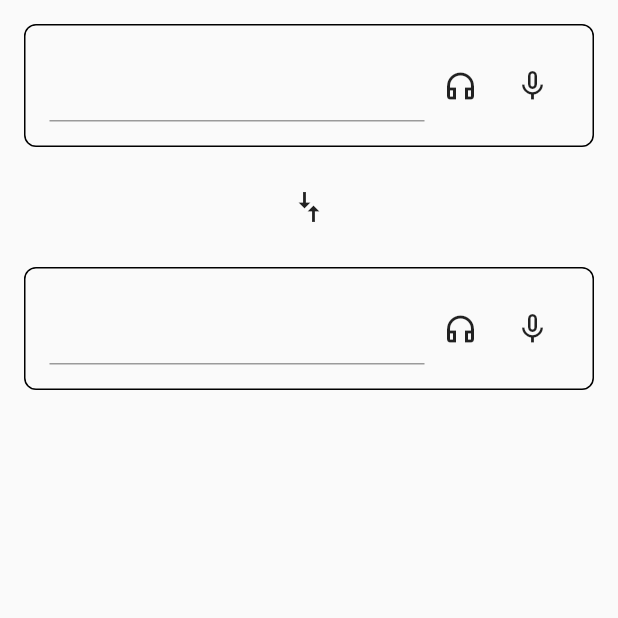
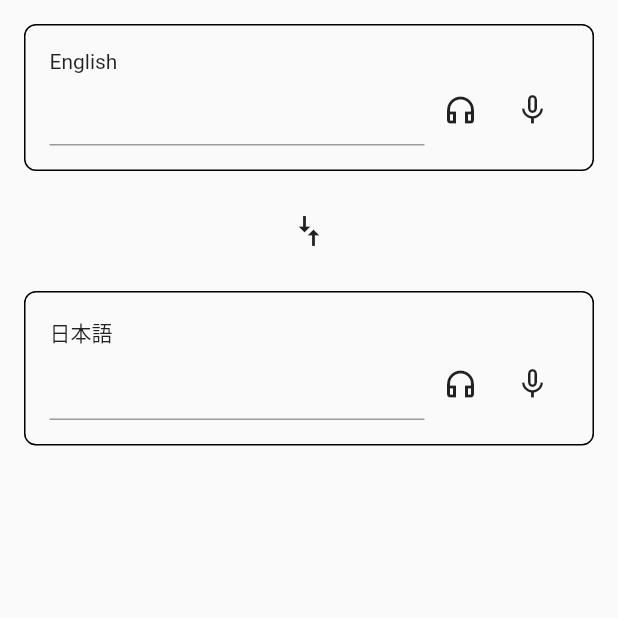
Before and after one commit to KobayashiYoh/mobile_translation_app, a Flutter app: the screen it shows after launch, on a phone screen of 412 x 824 dp, the top half of it. Run offline on Flutter 3.47's test engine with Material 2 defaults, Android fonts, the phone set to English and light mode, and no system bars.

Commit message:
言語を表示

```diff
--- a/lib/pages/my_home_page.dart
+++ b/lib/pages/my_home_page.dart
@@ -15,7 +15,7 @@ class _MyHomePageState extends State<MyHomePage> {
       body: SafeArea(
         child: Column(
           children: [
-            const TextFieldItemView(),
+            const TextFieldItemView(language: Language.english),
             IconButton(
               onPressed: () {},
               icon: const RotatedBox(
@@ -28,7 +28,7 @@ class _MyHomePageState extends State<MyHomePage> {
                 ),
               ),
             ),
-            const TextFieldItemView(),
+            const TextFieldItemView(language: Language.japanese),
           ],
         ),
       ),
--- a/lib/text_field_item_view.dart
+++ b/lib/text_field_item_view.dart
@@ -1,7 +1,24 @@
 import 'package:flutter/material.dart';
 
+enum Language {
+  english,
+  japanese,
+}
+
+extension LanguageExtension on Language {
+  String get languageLabel {
+    switch (this) {
+      case Language.english:
+        return 'English';
+      case Language.japanese:
+        return '日本語';
+    }
+  }
+}
+
 class TextFieldItemView extends StatelessWidget {
-  const TextFieldItemView({Key? key}) : super(key: key);
+  const TextFieldItemView({Key? key, required this.language}) : super(key: key);
+  final Language language;
 
   @override
   Widget build(BuildContext context) {
@@ -12,7 +29,13 @@ class TextFieldItemView extends StatelessWidget {
         border: Border.all(width: 1.0),
         borderRadius: BorderRadius.circular(8.0),
       ),
-      child: Row(
+      child: Column(
+        children: [
+          Container(
+            alignment: Alignment.centerLeft,
+            child: Text(language.languageLabel),
+          ),
+          Row(
             children: [
               const Expanded(
                 child: TextField(),
@@ -35,6 +58,8 @@ class TextFieldItemView extends StatelessWidget {
               ),
             ],
           ),
+        ],
+      ),
     );
   }
 }
```
Lines whose indentation alone changed are shown as unchanged.
